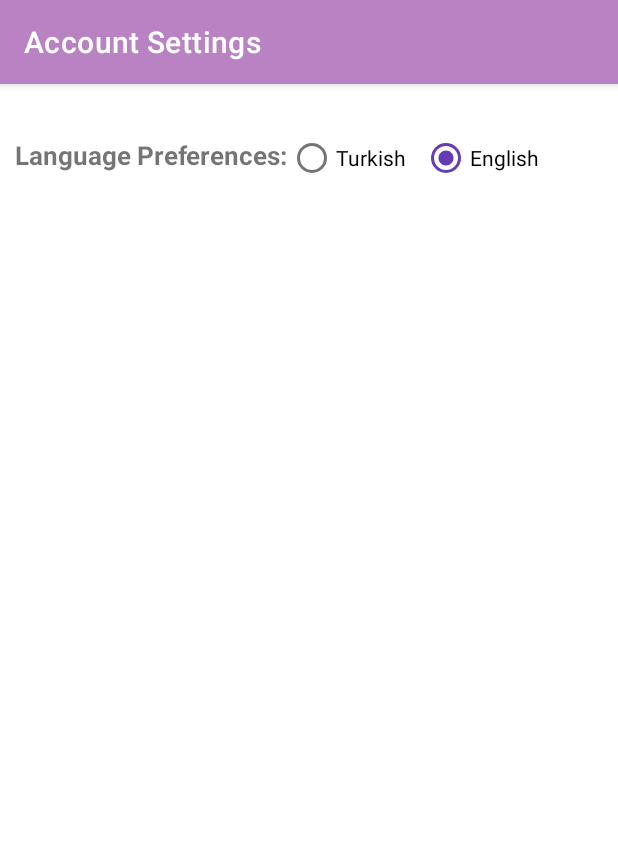
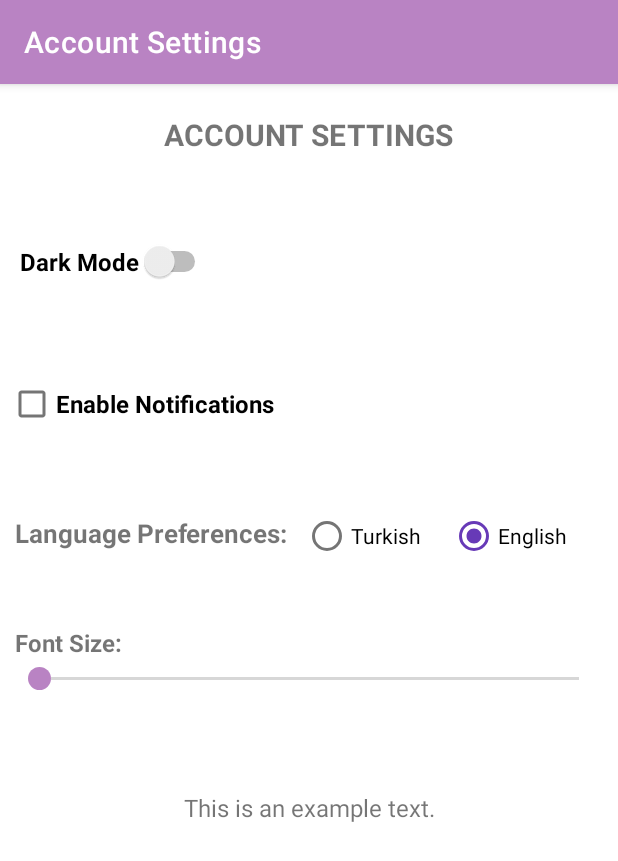
Before and after one commit to nihalUzunyayla/CENG427-Mobile-Application-Development, an Android app: the AccountSettingsActivity screen opened directly, with no data from a screen before it, on a phone screen of 412 x 824 dp. Shown: the top 861 px of the screen. Run offline under Robolectric (Android 15) with nearby library versions, the light colour scheme and no system bars.

Commit message:
Updated Settings

```diff
--- a/app/src/main/AndroidManifest.xml
+++ b/app/src/main/AndroidManifest.xml
@@ -32,7 +32,7 @@
         <activity
             android:name=".ProfileSettingsActivity"
             android:exported="false"
-            android:label="@string/profile_settings" />
+            android:label="Profile Settings" />
         <activity
             android:name=".LostFoundPlatformActivity"
             android:exported="false"
@@ -73,12 +73,12 @@
         <activity
             android:name=".DisplayPetActivity"
             android:exported="false"
-            android:label="@string/adoptPet_title"
+            android:label="Adopt Paw"
             android:parentActivityName=".MainActivity" />
         <activity
             android:name=".AddPetActivity"
             android:exported="false"
-            android:label="@string/addPet" />
+            android:label="Add Paw" />
         <activity
             android:name=".EmergencyActivity"
             android:exported="false"
--- a/app/src/main/java/com/example/pawrescue/AccountSettingsActivity.java
+++ b/app/src/main/java/com/example/pawrescue/AccountSettingsActivity.java
@@ -1,6 +1,6 @@
-
 package com.example.pawrescue;
 
+import android.content.Intent;
 import android.content.SharedPreferences;
 import android.content.res.Configuration;
 import android.content.res.Resources;
@@ -8,15 +8,21 @@ import android.os.Bundle;
 import android.preference.PreferenceManager;
 import android.widget.RadioButton;
 import android.widget.RadioGroup;
+import android.widget.SeekBar;
+import android.widget.Switch;
+import android.widget.TextView;
 
 import androidx.appcompat.app.AppCompatActivity;
+import androidx.appcompat.app.AppCompatDelegate;
 
 import java.util.Locale;
 
 public class AccountSettingsActivity extends AppCompatActivity {
 
     private static final String PREF_LANGUAGE_KEY = "language_preference";
+    private static final String PREF_DARK_MODE_KEY = "dark_mode_preference";
     private static final String DEFAULT_LANGUAGE = "en";
+    TextView bottomTextView;
 
     @Override
     protected void onCreate(Bundle savedInstanceState) {
@@ -25,8 +31,37 @@ public class AccountSettingsActivity extends AppCompatActivity {
         setContentView(R.layout.activity_account_settings);
 
         RadioGroup radioGroupLanguage = findViewById(R.id.radioGroupLanguage);
+        Switch switchDarkMode = findViewById(R.id.switchDarkMode);
+        SeekBar fontSizeSeekBar = findViewById(R.id.fontSizeSeekBar);
+        bottomTextView = findViewById(R.id.bottomTextView);
 
-        // Dil tercihini kontrol et
+        fontSizeSeekBar.setOnSeekBarChangeListener(new SeekBar.OnSeekBarChangeListener() {
+            @Override
+            public void onProgressChanged(SeekBar seekBar, int progress, boolean fromUser) {
+                switch (progress) {
+                    case 0:
+                        bottomTextView.setTextSize(16);
+                        break;
+                    case 1:
+                        bottomTextView.setTextSize(24);
+                        break;
+                    case 2:
+                        bottomTextView.setTextSize(32);
+                        break;
+                }
+            }
+
+            @Override
+            public void onStartTrackingTouch(SeekBar seekBar) {
+                // SeekBar değişmeye başladığında yapılacak işlemler
+            }
+
+            @Override
+            public void onStopTrackingTouch(SeekBar seekBar) {
+                // SeekBar değişimi durduğunda yapılacak işlemler
+            }
+        });
+
         String currentLanguage = getLanguagePreference();
         if (currentLanguage.equals("en")) {
             ((RadioButton) findViewById(R.id.radioButtonEnglish)).setChecked(true);
@@ -34,7 +69,6 @@ public class AccountSettingsActivity extends AppCompatActivity {
             ((RadioButton) findViewById(R.id.radioButtonTurkish)).setChecked(true);
         }
 
-        // Dil seçimi değiştiğinde tetiklenecek olay dinleyicisi
         radioGroupLanguage.setOnCheckedChangeListener((group, checkedId) -> {
             if (checkedId == R.id.radioButtonEnglish) {
                 setLanguagePreference("en");
@@ -42,9 +76,28 @@ public class AccountSettingsActivity extends AppCompatActivity {
                 setLanguagePreference("tr");
             }
 
-            // Uygulamayı tekrar başlatarak dil değişikliklerini uygula
             recreate();
         });
+
+        switchDarkMode.setChecked(getDarkModePreference());
+
+        switchDarkMode.setOnCheckedChangeListener((buttonView, isChecked) -> {
+            setDarkModePreference(isChecked);
+
+            if (isChecked) {
+                enableDarkMode();
+            } else {
+                disableDarkMode();
+            }
+        });
+    }
+
+    private void enableDarkMode() {
+        AppCompatDelegate.setDefaultNightMode(AppCompatDelegate.MODE_NIGHT_YES);
+    }
+
+    private void disableDarkMode() {
+        AppCompatDelegate.setDefaultNightMode(AppCompatDelegate.MODE_NIGHT_NO);
     }
 
     private void setAppLanguage() {
@@ -57,6 +110,7 @@ public class AccountSettingsActivity extends AppCompatActivity {
 
         Resources resources = getResources();
         resources.updateConfiguration(config, resources.getDisplayMetrics());
+
     }
 
     private String getLanguagePreference() {
@@ -70,4 +124,14 @@ public class AccountSettingsActivity extends AppCompatActivity {
         editor.putString(PREF_LANGUAGE_KEY, language);
         editor.apply();
     }
+    private void setDarkModePreference(boolean isDarkMode) {
+        SharedPreferences prefs = PreferenceManager.getDefaultSharedPreferences(this);
+        SharedPreferences.Editor editor = prefs.edit();
+        editor.putBoolean(PREF_DARK_MODE_KEY, isDarkMode);
+        editor.apply();
+    }
+    private boolean getDarkModePreference() {
+        SharedPreferences prefs = PreferenceManager.getDefaultSharedPreferences(this);
+        return prefs.getBoolean(PREF_DARK_MODE_KEY, false); // Varsayılan değer false olarak ayarlandı.
+    }
 }
--- /dev/null
+++ b/app/src/main/res/drawable/custom_thumb.xml
@@ -0,0 +1,8 @@
+<!-- res/drawable/custom_thumb.xml -->
+<shape xmlns:android="http://schemas.android.com/apk/res/android"
+    android:shape="oval">
+    <size
+        android:width="15dp"
+        android:height="15dp"/>
+    <solid android:color="@color/item_text_purple"/> <!-- Thumb rengi -->
+</shape>
--- a/app/src/main/res/layout/activity_account_settings.xml
+++ b/app/src/main/res/layout/activity_account_settings.xml
@@ -7,11 +7,47 @@
     tools:context=".AccountSettingsActivity">
 
     <TextView
+        android:id="@+id/textViewTitle"
+        android:layout_width="wrap_content"
+        android:layout_height="wrap_content"
+        android:layout_alignParentTop="true"
+        android:layout_centerHorizontal="true"
+        android:layout_marginTop="20dp"
+        android:text="@string/accountSettings"
+        android:textSize="20sp"
+        android:textStyle="bold" />
+
+    <Switch
+        android:id="@+id/switchDarkMode"
+        android:layout_width="wrap_content"
+        android:layout_height="wrap_content"
+        android:layout_gravity="center_vertical"
+        android:layout_marginLeft="3dp"
+        android:layout_marginTop="50dp"
+        android:layout_below="@id/textViewTitle"
+        android:padding="10dp"
+        android:text="@string/dark_mode"
+        android:textSize="16sp"
+        android:textStyle="bold" />
+
+-    <CheckBox
+        android:id="@+id/checkboxNotifications"
+        android:layout_width="wrap_content"
+        android:layout_height="wrap_content"
+        android:layout_below="@id/switchDarkMode"
+        android:layout_marginTop="50dp"
+        android:layout_marginLeft="5dp"
+        android:text="Enable Notifications"
+        android:textSize="16sp"
+        android:textStyle="bold" />
+
+    <TextView
         android:id="@+id/textViewLanguagePreferences"
         android:layout_width="wrap_content"
         android:layout_height="wrap_content"
-        android:layout_marginTop="35dp"
+        android:layout_marginTop="50dp"
         android:layout_marginLeft="10dp"
+        android:layout_below="@+id/checkboxNotifications"
         android:text="@string/language_preferences"
         android:textSize="17sp"
         android:textStyle="bold"/>
@@ -21,25 +57,69 @@
         android:layout_width="wrap_content"
         android:layout_height="wrap_content"
         android:layout_toRightOf="@id/textViewLanguagePreferences"
-        android:layout_marginTop="25dp"
+        android:layout_marginTop="40dp"
+        android:layout_marginLeft="10dp"
+        android:layout_below="@+id/checkboxNotifications"
         android:orientation="horizontal">
 
         <RadioButton
             android:id="@+id/radioButtonTurkish"
-            android:layout_width="wrap_content"
+            android:layout_width="88dp"
             android:layout_height="wrap_content"
             android:layout_marginRight="10dp"
-            android:text="Turkish" />
+            android:text="@string/Turkish"
+            />
 
         <RadioButton
             android:id="@+id/radioButtonEnglish"
+            android:layout_width="90dp"
+            android:layout_height="wrap_content"
+            android:text="@string/English" />
+    </RadioGroup>
+
+
+    <RelativeLayout
+        android:id="@+id/fontLayout"
+        android:layout_width="match_parent"
+        android:layout_height="204dp"
+        android:layout_below="@id/textViewLanguagePreferences"
+        android:layout_marginTop="50dp">
+
+        <TextView
+            android:id="@+id/textViewFontSize"
             android:layout_width="wrap_content"
             android:layout_height="wrap_content"
-            android:text="English"
-            android:checked="true"
-            />
-    </RadioGroup>
+            android:layout_marginLeft="10dp"
+            android:text="@string/font_size"
+            android:textSize="16sp"
+            android:textStyle="bold" />
 
-<!-- Diğer account sayfası öğeleri buraya eklenebilir -->
+        <SeekBar
+            android:id="@+id/fontSizeSeekBar"
+            android:layout_width="match_parent"
+            android:layout_height="wrap_content"
+            android:layout_below="@id/textViewFontSize"
+            android:layout_marginLeft="10dp"
+            android:layout_marginTop="5dp"
+            android:layout_marginRight="10dp"
+            android:max="2"
+            android:thumb="@drawable/custom_thumb" />
+
+        <!-- Yeni TextView -->
+        <TextView
+            android:id="@+id/bottomTextView"
+            android:layout_width="381dp"
+            android:layout_height="135dp"
+            android:layout_below="@id/fontSizeSeekBar"
+            android:layout_centerHorizontal="true"
+            android:layout_marginLeft="10dp"
+            android:gravity="center"
+            android:layout_marginTop="10dp"
+            android:text="@string/font_text"
+            android:textSize="16sp" />
+
+    </RelativeLayout>
+
+
 
 </RelativeLayout>
--- a/app/src/main/res/values/strings.xml
+++ b/app/src/main/res/values/strings.xml
@@ -109,6 +109,12 @@
     <string name="password_text">Password: </string>
     <string name="name_text">Username: </string>
     <string name="language_preferences">Language Preferences: </string>
+    <string name="Turkish">Turkish</string>
+    <string name="English">English</string>
+    <string name="dark_mode">Dark Mode</string>
+    <string name="font_size">Font Size:</string>
+    <string name="font_text">This is an example text.</string>
+    <string name="accountSettings">ACCOUNT SETTINGS</string>
 
 
 </resources>
```
Also changed, not shown: 1 other file.
